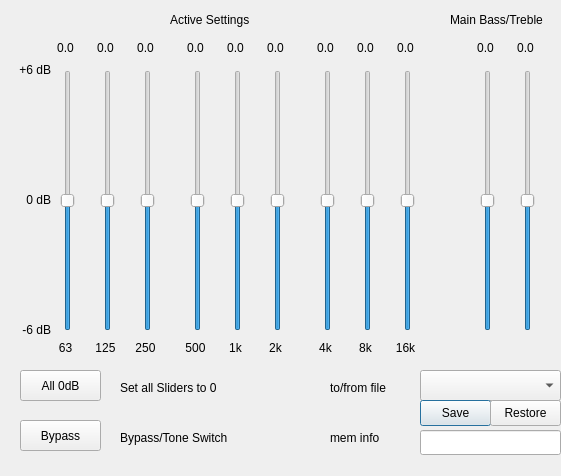
AceOfSnakes/AvrPioRemote, file eqdialog.ui: the form before one commit.
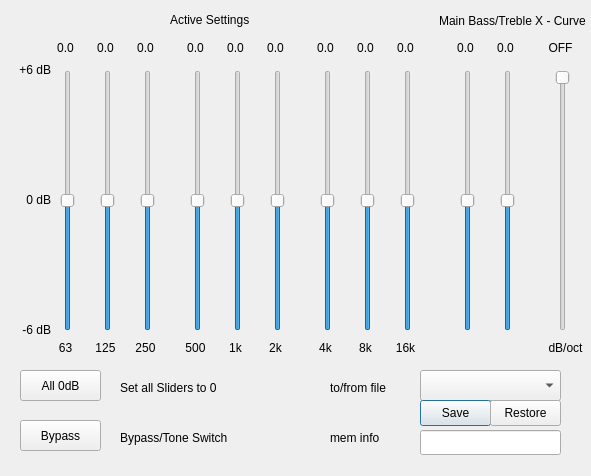
The form after the commit.

Commit message: Tonformatanzeige repariert. X-Curve im EQ

What changed in the file:
```diff
--- a/eqdialog.ui
+++ b/eqdialog.ui
@@ -6,7 +6,7 @@
    <rect>
     <x>0</x>
     <y>0</y>
-    <width>561</width>
+    <width>591</width>
     <height>476</height>
    </rect>
   </property>
@@ -717,7 +717,7 @@
   <widget class="QSlider" name="eqba">
    <property name="geometry">
     <rect>
-     <x>480</x>
+     <x>460</x>
      <y>70</y>
      <width>16</width>
      <height>261</height>
@@ -754,7 +754,7 @@
   <widget class="QLabel" name="wertbass">
    <property name="geometry">
     <rect>
-     <x>470</x>
+     <x>450</x>
      <y>40</y>
      <width>31</width>
      <height>16</height>
@@ -770,7 +770,7 @@
   <widget class="QSlider" name="eqtr">
    <property name="geometry">
     <rect>
-     <x>520</x>
+     <x>500</x>
      <y>70</y>
      <width>16</width>
      <height>261</height>
@@ -807,7 +807,7 @@
   <widget class="QLabel" name="werttreble">
    <property name="geometry">
     <rect>
-     <x>510</x>
+     <x>490</x>
      <y>40</y>
      <width>31</width>
      <height>16</height>
@@ -823,15 +823,18 @@
   <widget class="QLabel" name="label_7">
    <property name="geometry">
     <rect>
-     <x>450</x>
+     <x>430</x>
      <y>10</y>
      <width>111</width>
-     <height>20</height>
+     <height>21</height>
     </rect>
    </property>
    <property name="text">
     <string>Main Bass/Treble</string>
    </property>
+   <property name="alignment">
+    <set>Qt::AlignCenter</set>
+   </property>
   </widget>
   <widget class="QPushButton" name="bypass">
    <property name="geometry">
@@ -872,6 +875,85 @@
     <string>Set all Sliders to 0</string>
    </property>
   </widget>
+  <widget class="QSlider" name="XCurveSlider">
+   <property name="geometry">
+    <rect>
+     <x>555</x>
+     <y>70</y>
+     <width>16</width>
+     <height>261</height>
+    </rect>
+   </property>
+   <property name="minimum">
+    <number>0</number>
+   </property>
+   <property name="maximum">
+    <number>6</number>
+   </property>
+   <property name="singleStep">
+    <number>1</number>
+   </property>
+   <property name="pageStep">
+    <number>1</number>
+   </property>
+   <property name="value">
+    <number>0</number>
+   </property>
+   <property name="orientation">
+    <enum>Qt::Vertical</enum>
+   </property>
+   <property name="invertedAppearance">
+    <bool>true</bool>
+   </property>
+  </widget>
+  <widget class="QLabel" name="label_10">
+   <property name="geometry">
+    <rect>
+     <x>525</x>
+     <y>10</y>
+     <width>71</width>
+     <height>21</height>
+    </rect>
+   </property>
+   <property name="text">
+    <string>X - Curve</string>
+   </property>
+   <property name="alignment">
+    <set>Qt::AlignCenter</set>
+   </property>
+  </widget>
+  <widget class="QLabel" name="XCurveLabel">
+   <property name="geometry">
+    <rect>
+     <x>540</x>
+     <y>40</y>
+     <width>41</width>
+     <height>16</height>
+    </rect>
+   </property>
+   <property name="text">
+    <string>OFF</string>
+   </property>
+   <property name="alignment">
+    <set>Qt::AlignCenter</set>
+   </property>
+  </widget>
+  <widget class="QLabel" name="label_11">
+   <property name="geometry">
+    <rect>
+     <x>535</x>
+     <y>340</y>
+     <width>61</width>
+     <height>16</height>
+    </rect>
+   </property>
+   <property name="text">
+    <string>dB/oct</string>
+   </property>
+   <property name="alignment">
+    <set>Qt::AlignCenter</set>
+   </property>
+  </widget>
  </widget>
  <resources/>
  <connections/>
```
Left out of the diff: 2 changed lines with no effect on the pictures. The commit also changes 15 other files.
